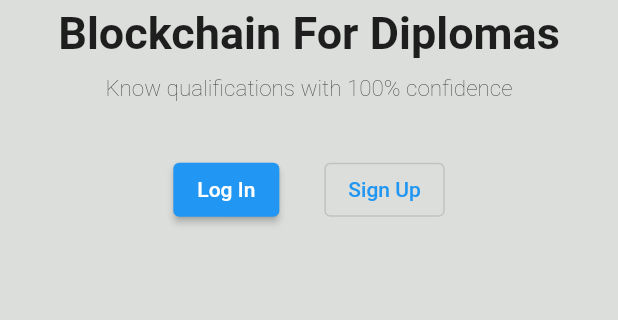
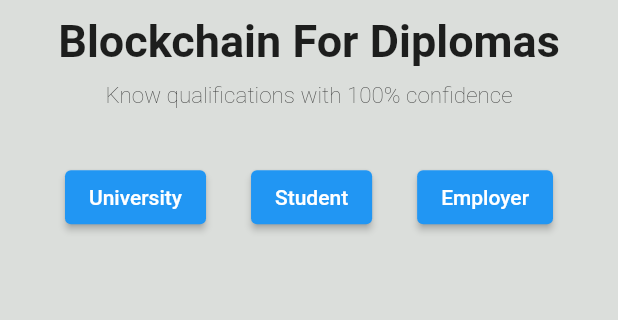
Before and after one commit to SimeonRinkenberger/GradChain, a Flutter app: the screen it shows after launch, on a phone screen of 412 x 824 dp, the part 116-436 px from its top. Run offline on Flutter 3.47's test engine with Material 2 defaults, Android fonts, the phone set to English and light mode, and no system bars; our stand-ins replace cloud_firestore, firebase_auth, firebase_core, firebase_storage, flutter_svg, image_picker; missing offline and left inert: clipboard, dart:js; accounts and stored records are empty.

Commit message:
add landing page

```diff
--- a/grad_chain/lib/main.dart
+++ b/grad_chain/lib/main.dart
@@ -5,6 +5,7 @@ import 'package:grad_chain/responsive/mobile_screen_layout.dart';
 import 'package:grad_chain/responsive/responsive_layout_screen.dart';
 import 'package:grad_chain/responsive/web_screen_layout.dart';
 import 'package:grad_chain/screens/home_screen.dart';
+import 'package:grad_chain/screens/landing_screen.dart';
 import 'package:grad_chain/screens/login_screen.dart';
 import 'package:grad_chain/screens/signup_screen.dart';
 import 'package:grad_chain/utils/colors.dart';
@@ -79,7 +80,7 @@ class MyApp extends StatelessWidget {
               );
             }
 
-            return const HomeScreen();
+            return const LandingScreen();
           },
         ),
       ),
--- /dev/null
+++ b/grad_chain/lib/screens/landing_screen.dart
@@ -0,0 +1,101 @@
+import 'package:flutter/material.dart';
+import 'package:grad_chain/screens/home_screen.dart';
+import 'package:grad_chain/screens/login_screen.dart';
+import 'package:grad_chain/screens/signup_screen.dart';
+
+class LandingScreen extends StatefulWidget {
+  const LandingScreen({Key? key}) : super(key: key);
+
+  @override
+  State<LandingScreen> createState() => _LandingScreen();
+}
+
+class _LandingScreen extends State<LandingScreen> {
+  @override
+  Widget build(BuildContext context) {
+    return Scaffold(
+      backgroundColor: Color.fromARGB(255, 219, 222, 219),
+      body: Column(
+        crossAxisAlignment: CrossAxisAlignment.center,
+        children: [
+          AspectRatio(
+            aspectRatio: 16 / 3,
+            child: Container(
+              child:
+                  Row(mainAxisAlignment: MainAxisAlignment.center, children: [
+                //Grad Chain
+                Image.asset(
+                  'assets/images/gradchain_logo.png',
+                  height: 250,
+                  width: 450,
+                  fit: BoxFit.fitWidth,
+                ),
+              ]),
+            ),
+          ),
+          SizedBox(height: 10),
+          Row(mainAxisAlignment: MainAxisAlignment.spaceEvenly, children: [
+            //Block Chain For Deplomas
+            Text(
+              'Blockchain For Diplomas',
+              style: TextStyle(
+                fontSize: 30,
+                fontWeight: FontWeight.w700,
+              ),
+            ),
+          ]),
+          SizedBox(height: 10),
+          //Know qualifications with 100% confidence
+          Text(
+            'Know qualifications with 100% confidence',
+            style: TextStyle(fontSize: 15, fontWeight: FontWeight.w100),
+          ),
+          SizedBox(height: 10),
+          //add file
+          SizedBox(height: 10),
+          Container(
+            child: AspectRatio(
+              aspectRatio: 16 / 3,
+              child:
+                  Row(mainAxisAlignment: MainAxisAlignment.center, children: [
+                //login
+                ElevatedButton(
+                  onPressed: () {
+                    Navigator.push(
+                      context,
+                      MaterialPageRoute(builder: (context) => HomeScreen()),
+                    );
+                  },
+                  child: Text('University'),
+                ),
+                SizedBox(width: 30),
+                //sign up
+                ElevatedButton(
+                  onPressed: () {
+                    Navigator.push(
+                      context,
+                      MaterialPageRoute(builder: (context) => LoginScreen()),
+                    );
+                  },
+                  child: Text('Student'),
+                ),
+                SizedBox(
+                  width: 30,
+                ),
+                ElevatedButton(
+                  onPressed: () {
+                    Navigator.push(
+                      context,
+                      MaterialPageRoute(builder: (context) => HomeScreen()),
+                    );
+                  },
+                  child: Text('Employer'),
+                ),
+              ]),
+            ),
+          ),
+        ],
+      ),
+    );
+  }
+}
```
